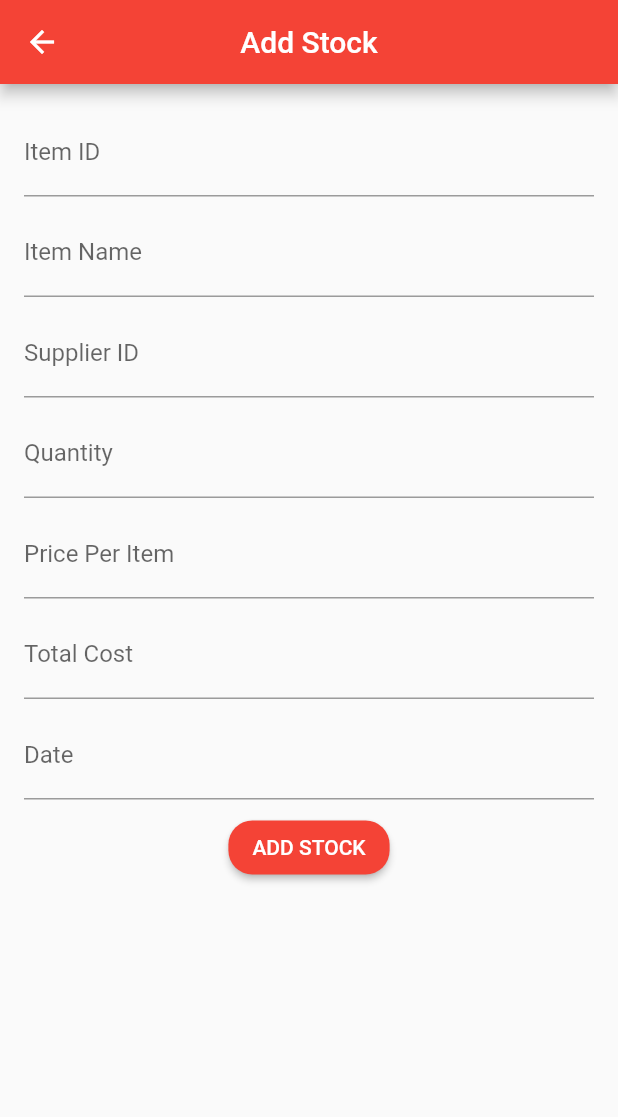
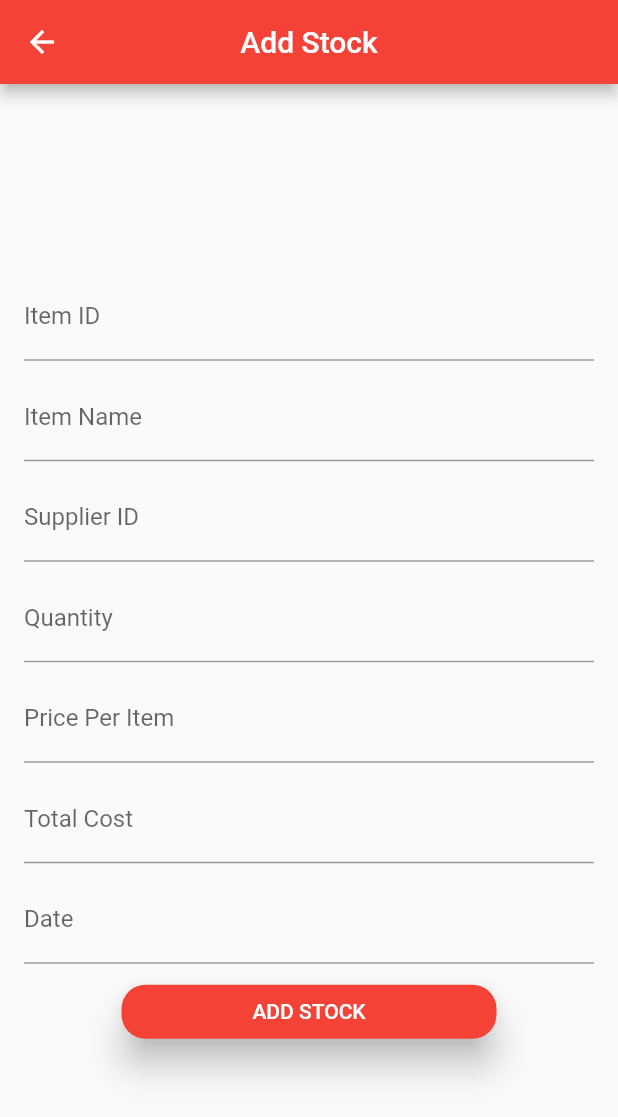
Before and after one commit to Rathish13/ITP_project_rathish, a Flutter app: the Add screen opened directly, on a phone screen of 412 x 824 dp. Shown: the top 1117 px of the screen. Run offline on Flutter 3.47's test engine with Material 2 defaults, Android fonts, the phone set to English and light mode, and no system bars; our stand-ins replace cloud_firestore, firebase_core; accounts and stored records are empty.

Commit message:
ITP project

```diff
--- a/lib/Add.dart
+++ b/lib/Add.dart
@@ -88,7 +88,8 @@ class _AddState extends State<Add> {
         centerTitle: true,
         title: Text("Add Stock"),
       ),
-      body: Form(
+      body: Center(
+        child: Form(
           key: _formKey,
           child: Padding(
             padding: EdgeInsets.all(16.0),
@@ -272,7 +273,10 @@ class _AddState extends State<Add> {
                   Row(
                     mainAxisAlignment: MainAxisAlignment.spaceEvenly,
                     children: [
-                    RaisedButton(
+                      SizedBox(
+                        width: 250,
+                        child: RaisedButton(
+                          elevation: 10,
                           color: Colors.red,
                           shape: RoundedRectangleBorder(
                               borderRadius: BorderRadius.circular(16)),
@@ -292,6 +296,7 @@ class _AddState extends State<Add> {
                             }
                           },
                         ),
+                      ),
                     ],
                   )
                 ],
@@ -299,6 +304,7 @@ class _AddState extends State<Add> {
             ),
           ),
         ),
+      ),
     );
   }
 }
```
Also changed, not shown: lib/Read.dart (+23 -5 lines). Lines whose indentation alone changed are shown as unchanged.
